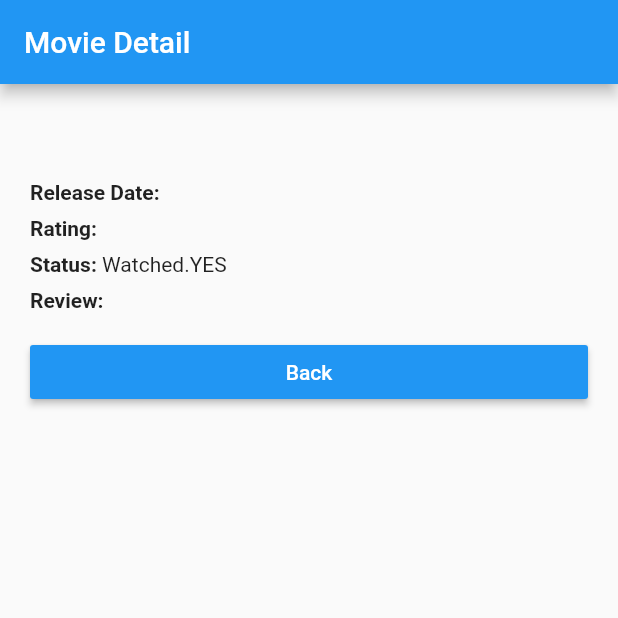
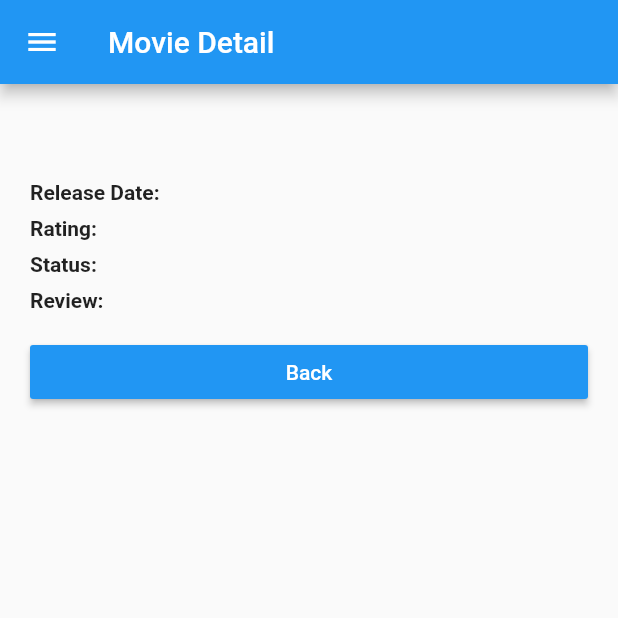
Before and after one commit to rafimadani/pbp-flutter-lab, a Flutter app: the WatchlistSpecific screen opened directly with empty values, on a phone screen of 412 x 824 dp, the top half of it. Run offline on Flutter 3.47's test engine with Material 2 defaults, Android fonts, the phone set to English and light mode, and no system bars; network calls fail.

```diff
--- a/lib/model/mywatchlist.dart
+++ b/lib/model/mywatchlist.dart
@@ -38,14 +38,14 @@ class Fields {
     required this.review,
   });
 
-  Watched watched;
+  String watched;
   String title;
   String rating;
   String releaseDate;
   String review;
 
   factory Fields.fromJson(Map<String, dynamic> json) => Fields(
-    watched: watchedValues.map[json["watched"]]!,
+    watched: json["watched"],
     title: json["title"],
     rating: json["rating"],
     releaseDate: json["release_date"],
@@ -89,29 +89,3 @@ Future<List<MyWatchList>> fetchMyWatchlist() async  {
 
   return list;
   }
-enum Watched { YES, NO }
-
-final watchedValues = EnumValues({
-  "No": Watched.NO,
-  "Yes": Watched.YES
-});
-
-enum Model { MYWATCHLIST_MOVIESITEM }
-
-final modelValues = EnumValues({
-  "mywatchlist.moviesitem": Model.MYWATCHLIST_MOVIESITEM
-});
-
-class EnumValues<T> {
-  late Map<String, T> map;
-  late Map<T, String> reverseMap;
-
-  EnumValues(this.map);
-
-  Map<T, String> get reverse {
-    if (reverseMap == null) {
-      reverseMap = map.map((k, v) => new MapEntry(v, k));
-    }
-    return reverseMap;
-  }
-}
--- a/lib/page/mywatchlist_page_specific.dart
+++ b/lib/page/mywatchlist_page_specific.dart
@@ -1,6 +1,6 @@
 import 'package:counter_7/model/mywatchlist.dart';
 import 'package:flutter/material.dart';
-
+import 'package:counter_7/page/drawer.dart';
 class WatchlistSpecific extends StatefulWidget {
   const WatchlistSpecific({super.key, required this.watchlist});
 
@@ -16,10 +16,9 @@ class _WatchlistSpecificState extends State<WatchlistSpecific> {
   Widget build(BuildContext context) {
     return Scaffold(
       appBar: AppBar(
-        automaticallyImplyLeading: false, //untuk menghapus automatic backbutton di appbar
         title: Text(widget.title),
-
       ),
+      drawer: MyDrawer(),
       body: SingleChildScrollView(
         child: Container(
             padding: const EdgeInsets.all(20),
```
